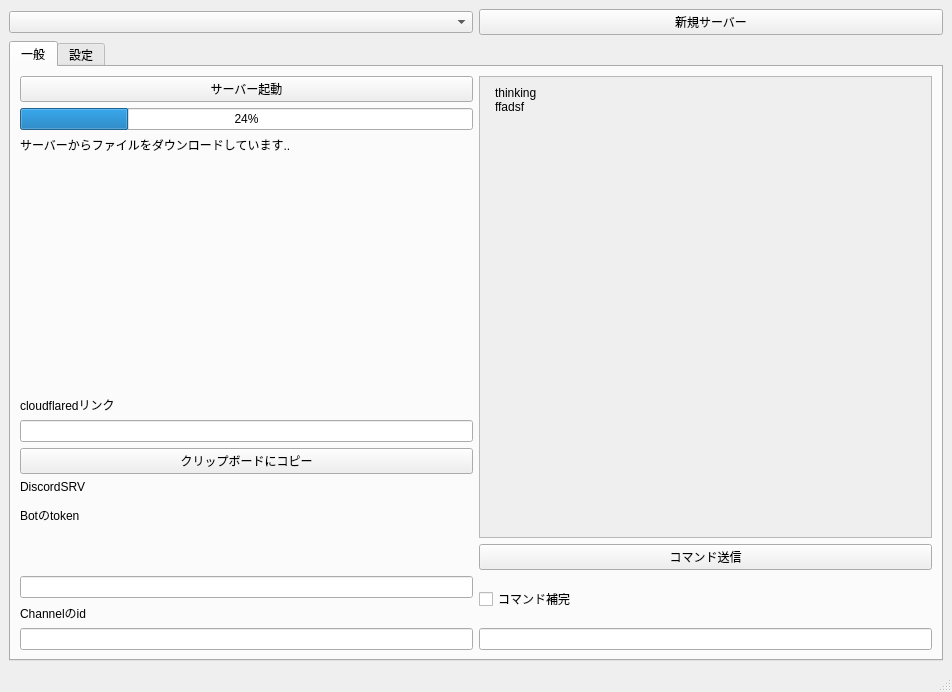
This is mainwindow.ui in forestfamily4/mslauncher as Qt 5 draws it before an edit. The edited form follows.
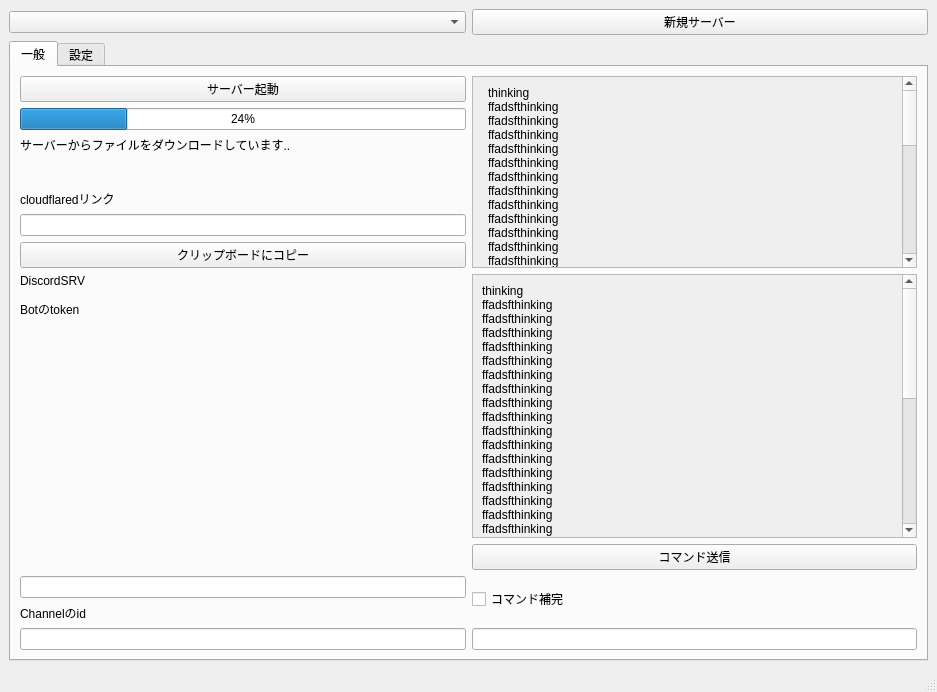
This is the edited form. Icons and pictures are not drawn.

The edit to the form file:
```diff
--- a/mainwindow.ui
+++ b/mainwindow.ui
@@ -6,7 +6,7 @@
    <rect>
     <x>0</x>
     <y>0</y>
-    <width>952</width>
+    <width>937</width>
     <height>692</height>
    </rect>
   </property>
@@ -19,7 +19,17 @@
   </property>
   <widget class="QWidget" name="centralwidget">
    <layout class="QGridLayout" name="gridLayout">
-    <item row="1" column="0" colspan="2">
+    <item row="0" column="0">
+     <widget class="QComboBox" name="comboBox_Servers"/>
+    </item>
+    <item row="0" column="1">
+     <widget class="QPushButton" name="NewServerButton">
+      <property name="text">
+       <string>新規サーバー</string>
+      </property>
+     </widget>
+    </item>
+    <item row="2" column="0" colspan="2">
      <widget class="QTabWidget" name="tabWidget">
       <property name="currentIndex">
        <number>0</number>
@@ -29,38 +39,38 @@
         <string>一般</string>
        </attribute>
        <layout class="QGridLayout" name="gridLayout_3">
-        <item row="2" column="0">
-         <widget class="QLabel" name="label_2">
-          <property name="text">
-           <string>サーバーからファイルをダウンロードしています..</string>
-          </property>
-          <property name="alignment">
-           <set>Qt::AlignLeading|Qt::AlignLeft|Qt::AlignTop</set>
-          </property>
-         </widget>
-        </item>
-        <item row="3" column="0">
-         <spacer name="verticalSpacer">
-          <property name="orientation">
-           <enum>Qt::Vertical</enum>
-          </property>
-          <property name="sizeHint" stdset="0">
-           <size>
-            <width>20</width>
-            <height>40</height>
-           </size>
-          </property>
-         </spacer>
-        </item>
-        <item row="9" column="0">
-         <widget class="QLineEdit" name="lineEdit_DiscordBotToken"/>
-        </item>
-        <item row="11" column="2">
+        <item row="10" column="2">
          <widget class="QLineEdit" name="lineEdit_Command"/>
         </item>
-        <item row="11" column="0">
+        <item row="10" column="0">
          <widget class="QLineEdit" name="lineEdit_DiscordChannelId"/>
         </item>
+        <item row="9" column="0">
+         <widget class="QLabel" name="label_6">
+          <property name="text">
+           <string>&lt;html&gt;&lt;head/&gt;&lt;body&gt;&lt;p&gt;Channelのid&lt;/p&gt;&lt;/body&gt;&lt;/html&gt;</string>
+          </property>
+          <property name="textFormat">
+           <enum>Qt::AutoText</enum>
+          </property>
+          <property name="alignment">
+           <set>Qt::AlignLeading|Qt::AlignLeft|Qt::AlignTop</set>
+          </property>
+          <property name="indent">
+           <number>-1</number>
+          </property>
+         </widget>
+        </item>
+        <item row="4" column="0">
+         <widget class="QLineEdit" name="lineEdit_3"/>
+        </item>
+        <item row="7" column="2">
+         <widget class="QPushButton" name="pushButton_Command">
+          <property name="text">
+           <string>コマンド送信</string>
+          </property>
+         </widget>
+        </item>
         <item row="0" column="0">
          <widget class="QPushButton" name="LaunchServerButton">
           <property name="text">
@@ -68,21 +78,24 @@
           </property>
          </widget>
         </item>
-        <item row="9" column="2" rowspan="2">
+        <item row="8" column="2" rowspan="2">
          <widget class="QCheckBox" name="checkBox_GuessCommand">
           <property name="text">
            <string>コマンド補完</string>
           </property>
          </widget>
         </item>
-        <item row="1" column="0">
-         <widget class="QProgressBar" name="progressBar">
-          <property name="value">
-           <number>24</number>
+        <item row="2" column="0">
+         <widget class="QLabel" name="label_2">
+          <property name="text">
+           <string>サーバーからファイルをダウンロードしています..</string>
+          </property>
+          <property name="alignment">
+           <set>Qt::AlignLeading|Qt::AlignLeft|Qt::AlignTop</set>
           </property>
          </widget>
         </item>
-        <item row="4" column="0">
+        <item row="3" column="0">
          <widget class="QLabel" name="label_3">
           <property name="text">
            <string>cloudflaredリンク</string>
@@ -92,7 +105,10 @@
           </property>
          </widget>
         </item>
-        <item row="7" column="0">
+        <item row="8" column="0">
+         <widget class="QLineEdit" name="lineEdit_DiscordBotToken"/>
+        </item>
+        <item row="6" column="0">
          <widget class="QLabel" name="label_4">
           <property name="text">
            <string>&lt;html&gt;&lt;head/&gt;&lt;body&gt;&lt;p&gt;DiscordSRV&lt;/p&gt;&lt;p&gt;Botのtoken&lt;br/&gt;&lt;/p&gt;&lt;/body&gt;&lt;/html&gt;</string>
@@ -108,26 +124,21 @@
           </property>
          </widget>
         </item>
-        <item row="10" column="0">
-         <widget class="QLabel" name="label_6">
-          <property name="text">
-           <string>&lt;html&gt;&lt;head/&gt;&lt;body&gt;&lt;p&gt;Channelのid&lt;/p&gt;&lt;/body&gt;&lt;/html&gt;</string>
-          </property>
-          <property name="textFormat">
-           <enum>Qt::AutoText</enum>
-          </property>
-          <property name="alignment">
-           <set>Qt::AlignLeading|Qt::AlignLeft|Qt::AlignTop</set>
-          </property>
-          <property name="indent">
-           <number>-1</number>
-          </property>
-         </widget>
-        </item>
         <item row="5" column="0">
-         <widget class="QLineEdit" name="lineEdit_3"/>
+         <widget class="QPushButton" name="pushButton_ClipBoard">
+          <property name="text">
+           <string>クリップボードにコピー</string>
+          </property>
+         </widget>
         </item>
-        <item row="0" column="2" rowspan="8">
+        <item row="1" column="0">
+         <widget class="QProgressBar" name="progressBar">
+          <property name="value">
+           <number>24</number>
+          </property>
+         </widget>
+        </item>
+        <item row="0" column="2" rowspan="6">
          <widget class="QScrollArea" name="scrollArea">
           <property name="widgetResizable">
            <bool>true</bool>
@@ -137,8 +148,8 @@
             <rect>
              <x>0</x>
              <y>0</y>
-             <width>445</width>
-             <height>423</height>
+             <width>417</width>
+             <height>801</height>
             </rect>
            </property>
            <layout class="QFormLayout" name="formLayout">
@@ -148,7 +159,7 @@
                <number>-2</number>
               </property>
               <property name="text">
-               <string>&lt;html&gt;&lt;head/&gt;&lt;body&gt;&lt;p&gt;thinking&lt;br/&gt;ffadsf&lt;/p&gt;&lt;/body&gt;&lt;/html&gt;</string>
+               <string>&lt;html&gt;&lt;head/&gt;&lt;body&gt;&lt;p&gt;thinking&lt;br/&gt;ffadsfthinking&lt;br/&gt;ffadsfthinking&lt;br/&gt;ffadsfthinking&lt;br/&gt;ffadsfthinking&lt;br/&gt;ffadsfthinking&lt;br/&gt;ffadsfthinking&lt;br/&gt;ffadsfthinking&lt;br/&gt;ffadsfthinking&lt;br/&gt;ffadsfthinking&lt;br/&gt;ffadsfthinking&lt;br/&gt;ffadsfthinking&lt;br/&gt;ffadsfthinking&lt;br/&gt;ffadsfthinking&lt;br/&gt;ffadsfthinking&lt;br/&gt;ffadsfthinking&lt;br/&gt;ffadsfthinking&lt;br/&gt;ffadsfthinking&lt;br/&gt;ffadsfthinking&lt;br/&gt;ffadsfthinking&lt;br/&gt;ffadsfthinking&lt;br/&gt;ffadsfthinking&lt;br/&gt;ffadsfthinking&lt;br/&gt;ffadsfthinking&lt;br/&gt;ffadsfthinking&lt;br/&gt;ffadsfthinking&lt;br/&gt;ffadsfthinking&lt;br/&gt;ffadsfthinking&lt;br/&gt;ffadsfthinking&lt;br/&gt;ffadsfthinking&lt;br/&gt;ffadsfthinking&lt;br/&gt;ffadsfthinking&lt;br/&gt;ffadsfthinking&lt;br/&gt;ffadsfthinking&lt;br/&gt;ffadsfthinking&lt;br/&gt;ffadsfthinking&lt;br/&gt;ffadsfv&lt;/p&gt;&lt;/body&gt;&lt;/html&gt;P</string>
               </property>
               <property name="alignment">
                <set>Qt::AlignBottom|Qt::AlignLeading|Qt::AlignLeft</set>
@@ -159,18 +170,36 @@
           </widget>
          </widget>
         </item>
-        <item row="6" column="0">
-         <widget class="QPushButton" name="pushButton_ClipBoard">
-          <property name="text">
-           <string>クリップボードにコピー</string>
+        <item row="6" column="2">
+         <widget class="QScrollArea" name="scrollArea_2">
+          <property name="widgetResizable">
+           <bool>true</bool>
           </property>
-         </widget>
-        </item>
-        <item row="8" column="2">
-         <widget class="QPushButton" name="pushButton_Command">
-          <property name="text">
-           <string>コマンド送信</string>
-          </property>
+          <widget class="QWidget" name="scrollAreaWidgetContents_3">
+           <property name="geometry">
+            <rect>
+             <x>0</x>
+             <y>0</y>
+             <width>417</width>
+             <height>794</height>
+            </rect>
+           </property>
+           <layout class="QFormLayout" name="formLayout_2">
+            <item row="0" column="0">
+             <widget class="QLabel" name="label_CommandLine_2">
+              <property name="midLineWidth">
+               <number>-2</number>
+              </property>
+              <property name="text">
+               <string>&lt;html&gt;&lt;head/&gt;&lt;body&gt;&lt;p&gt;thinking&lt;br/&gt;ffadsfthinking&lt;br/&gt;ffadsfthinking&lt;br/&gt;ffadsfthinking&lt;br/&gt;ffadsfthinking&lt;br/&gt;ffadsfthinking&lt;br/&gt;ffadsfthinking&lt;br/&gt;ffadsfthinking&lt;br/&gt;ffadsfthinking&lt;br/&gt;ffadsfthinking&lt;br/&gt;ffadsfthinking&lt;br/&gt;ffadsfthinking&lt;br/&gt;ffadsfthinking&lt;br/&gt;ffadsfthinking&lt;br/&gt;ffadsfthinking&lt;br/&gt;ffadsfthinking&lt;br/&gt;ffadsfthinking&lt;br/&gt;ffadsfthinking&lt;br/&gt;ffadsfthinking&lt;br/&gt;ffadsfthinking&lt;br/&gt;ffadsfthinking&lt;br/&gt;ffadsfthinking&lt;br/&gt;ffadsfthinking&lt;br/&gt;ffadsfthinking&lt;br/&gt;ffadsfthinking&lt;br/&gt;ffadsfthinking&lt;br/&gt;ffadsfthinking&lt;br/&gt;ffadsfthinking&lt;br/&gt;ffadsfthinking&lt;br/&gt;ffadsfthinking&lt;br/&gt;ffadsfthinking&lt;br/&gt;ffadsfthinking&lt;br/&gt;ffadsfthinking&lt;br/&gt;ffadsfthinking&lt;br/&gt;ffadsfthinking&lt;br/&gt;ffadsfthinking&lt;br/&gt;ffadsfv&lt;/p&gt;&lt;/body&gt;&lt;/html&gt;P</string>
+              </property>
+              <property name="alignment">
+               <set>Qt::AlignBottom|Qt::AlignLeading|Qt::AlignLeft</set>
+              </property>
+             </widget>
+            </item>
+           </layout>
+          </widget>
          </widget>
         </item>
        </layout>
@@ -215,16 +244,6 @@
       </widget>
      </widget>
     </item>
-    <item row="0" column="0">
-     <widget class="QComboBox" name="comboBox_Servers"/>
-    </item>
-    <item row="0" column="1">
-     <widget class="QPushButton" name="NewServerButton">
-      <property name="text">
-       <string>新規サーバー</string>
-      </property>
-     </widget>
-    </item>
    </layout>
   </widget>
   <widget class="QStatusBar" name="statusbar"/>
```
